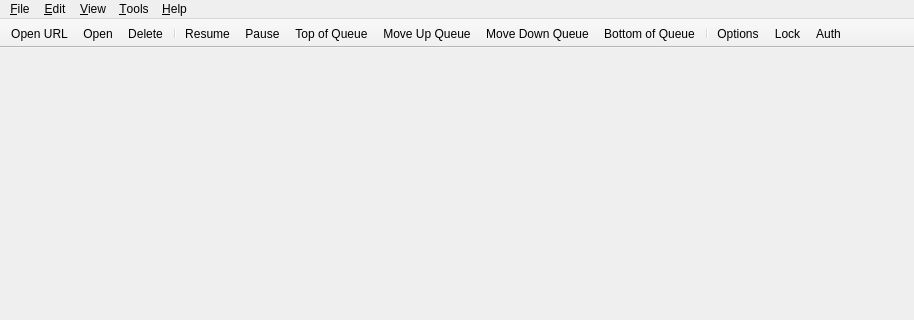
This is src/gui/mainwindow.ui in amazon-biobank/Torrente as Qt 5 draws it before an edit; both pictures show x 0 to 914 and y 0 to 320 of the 914 by 563 pixel window. The edited form follows.
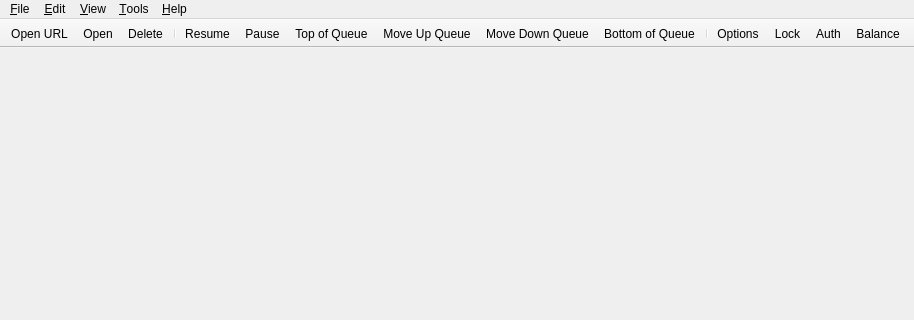
This is the edited form.

Commit message: add: integrate balance dialog to app

Patch:
```diff
--- a/src/gui/mainwindow.ui
+++ b/src/gui/mainwindow.ui
@@ -162,6 +162,7 @@
    <addaction name="actionOptions"/>
    <addaction name="actionLock"/>
    <addaction name="actionAuth"/>
+   <addaction name="actionBalance"/>
   </widget>
   <widget class="QStatusBar" name="statusBar"/>
   <action name="actionOpen">
@@ -370,6 +371,14 @@
     <string>Auth</string>
    </property>
   </action>
+  <action name="actionBalance">
+   <property name="text">
+    <string>C&amp;heck Balance</string>
+   </property>
+   <property name="iconText">
+    <string>Balance</string>
+   </property>
+  </action>
   <action name="actionDonateMoney">
    <property name="text">
     <string>Do&amp;nate!</string>
```
Left out of the diff: 1 changed line with no effect on the pictures. The commit also changes 2 other files.
